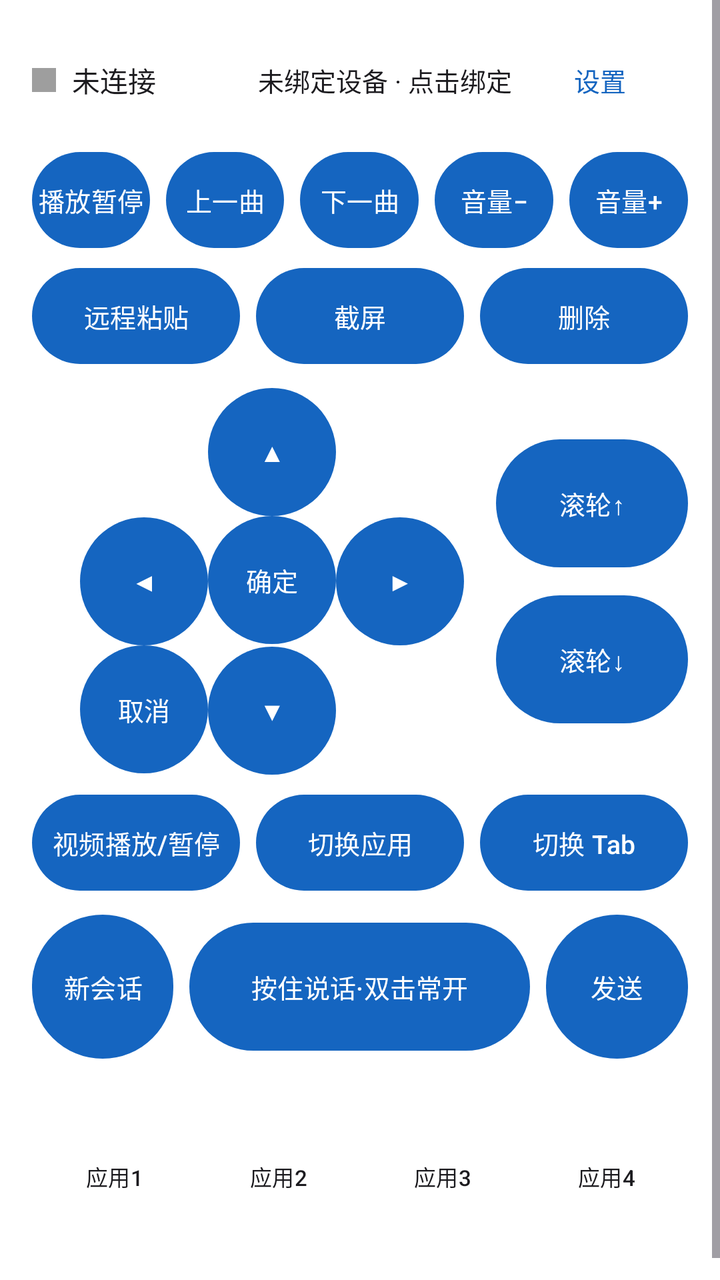
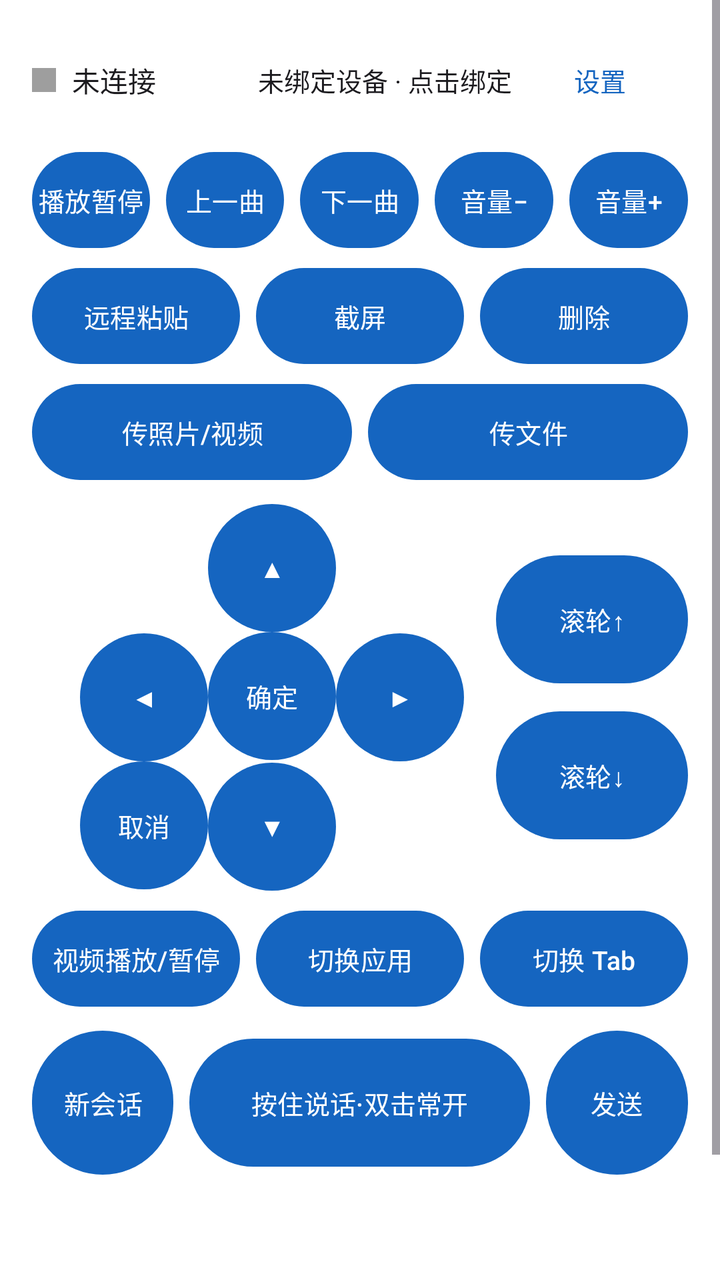

The first picture is an Android layout as it rendered before a commit; the second is the same layout after the commit. The layout source and the unified diff follow.
<!-- AndroidManifest.xml: application theme Theme.RemoteMic -->
<!-- res/layout/activity_main.xml -->
<?xml version="1.0" encoding="utf-8"?>
<ScrollView xmlns:android="http://schemas.android.com/apk/res/android"
    android:layout_width="match_parent"
    android:layout_height="match_parent"
    android:fillViewport="true">

    <LinearLayout
        android:layout_width="match_parent"
        android:layout_height="wrap_content"
        android:orientation="vertical"
        android:padding="16dp">

        
        <LinearLayout
            android:layout_width="match_parent"
            android:layout_height="wrap_content"
            android:orientation="horizontal"
            android:gravity="center_vertical">

            <View
                android:id="@+id/statusDot"
                android:layout_width="12dp"
                android:layout_height="12dp"
                android:background="#9E9E9E" />

            <TextView
                android:id="@+id/statusText"
                android:layout_width="wrap_content"
                android:layout_height="wrap_content"
                android:layout_marginStart="8dp"
                android:text="未连接" />

            <TextView
                android:id="@+id/tvDevice"
                android:layout_width="0dp"
                android:layout_height="wrap_content"
                android:layout_marginStart="12dp"
                android:layout_weight="1"
                android:background="?attr/selectableItemBackground"
                android:gravity="end"
                android:paddingVertical="6dp"
                android:text="未绑定设备 · 点击绑定"
                android:textSize="13sp" />

            <com.google.android.material.button.MaterialButton
                android:id="@+id/btnSettings"
                style="@style/Widget.Material3.Button.TextButton"
                android:layout_width="wrap_content"
                android:layout_height="wrap_content"
                android:text="设置"
                android:textSize="13sp" />
        </LinearLayout>

        
        <LinearLayout
            android:layout_width="match_parent"
            android:layout_height="wrap_content"
            android:layout_marginTop="12dp"
            android:orientation="horizontal">

            <com.google.android.material.button.MaterialButton
                android:id="@+id/btnPlayPause"
                style="@style/Widget.RemoteMic.Key"
                android:layout_width="0dp"
                android:layout_height="48dp"
                android:layout_weight="1"
                android:text="播放暂停" />

            <com.google.android.material.button.MaterialButton
                android:id="@+id/btnPrev"
                style="@style/Widget.RemoteMic.Key"
                android:layout_width="0dp"
                android:layout_height="48dp"
                android:layout_weight="1"
                android:layout_marginStart="8dp"
                android:text="上一曲" />

            <com.google.android.material.button.MaterialButton
                android:id="@+id/btnNext"
                style="@style/Widget.RemoteMic.Key"
                android:layout_width="0dp"
                android:layout_height="48dp"
                android:layout_weight="1"
                android:layout_marginStart="8dp"
                android:text="下一曲" />

            <com.google.android.material.button.MaterialButton
                android:id="@+id/btnVolDown"
                style="@style/Widget.RemoteMic.Key"
                android:layout_width="0dp"
                android:layout_height="48dp"
                android:layout_weight="1"
                android:layout_marginStart="8dp"
                android:text="音量−" />

            <com.google.android.material.button.MaterialButton
                android:id="@+id/btnVolUp"
                style="@style/Widget.RemoteMic.Key"
                android:layout_width="0dp"
                android:layout_height="48dp"
                android:layout_weight="1"
                android:layout_marginStart="8dp"
                android:text="音量+" />
        </LinearLayout>

        
        <LinearLayout
            android:layout_width="match_parent"
            android:layout_height="wrap_content"
            android:layout_marginTop="10dp"
            android:orientation="horizontal">

            <com.google.android.material.button.MaterialButton
                android:id="@+id/btnPaste"
                style="@style/Widget.RemoteMic.Key"
                android:layout_width="0dp"
                android:layout_height="48dp"
                android:layout_weight="1"
                android:text="远程粘贴" />

            <com.google.android.material.button.MaterialButton
                android:id="@+id/btnScreenshot"
                style="@style/Widget.RemoteMic.Key"
                android:layout_width="0dp"
                android:layout_height="48dp"
                android:layout_weight="1"
                android:layout_marginStart="8dp"
                android:text="截屏" />

            <com.google.android.material.button.MaterialButton
                android:id="@+id/btnDelete"
                style="@style/Widget.RemoteMic.Key"
                android:layout_width="0dp"
                android:layout_height="48dp"
                android:layout_weight="1"
                android:layout_marginStart="8dp"
                android:text="删除" />
        </LinearLayout>

        
        <LinearLayout
            android:layout_width="match_parent"
            android:layout_height="wrap_content"
            android:layout_marginTop="12dp"
            android:orientation="horizontal"
            android:gravity="center_vertical">

            <GridLayout
                android:layout_width="wrap_content"
                android:layout_height="wrap_content"
                android:layout_marginStart="24dp"
                android:columnCount="3"
                android:rowCount="3"
                android:horizontalGap="10dp"
                android:verticalGap="10dp">

                <View android:layout_width="64dp" android:layout_height="64dp" />

                <com.google.android.material.button.MaterialButton
                    android:id="@+id/btnUp"
                    style="@style/Widget.RemoteMic.Round"
                    android:layout_width="64dp"
                    android:layout_height="64dp"
                    android:text="▲" />

                <View android:layout_width="64dp" android:layout_height="64dp" />

                <com.google.android.material.button.MaterialButton
                    android:id="@+id/btnLeft"
                    style="@style/Widget.RemoteMic.Round"
                    android:layout_width="64dp"
                    android:layout_height="64dp"
                    android:text="◀" />

                <com.google.android.material.button.MaterialButton
                    android:id="@+id/btnOk"
                    style="@style/Widget.RemoteMic.Round"
                    android:layout_width="64dp"
                    android:layout_height="64dp"
                    android:text="确定" />

                <com.google.android.material.button.MaterialButton
                    android:id="@+id/btnRight"
                    style="@style/Widget.RemoteMic.Round"
                    android:layout_width="64dp"
                    android:layout_height="64dp"
                    android:text="▶" />

                <com.google.android.material.button.MaterialButton
                    android:id="@+id/btnCancel"
                    style="@style/Widget.RemoteMic.Round"
                    android:layout_width="64dp"
                    android:layout_height="64dp"
                    android:text="取消" />

                <com.google.android.material.button.MaterialButton
                    android:id="@+id/btnDown"
                    style="@style/Widget.RemoteMic.Round"
                    android:layout_width="64dp"
                    android:layout_height="64dp"
                    android:text="▼" />

                <View android:layout_width="64dp" android:layout_height="64dp" />
            </GridLayout>

            <LinearLayout
                android:layout_width="0dp"
                android:layout_height="wrap_content"
                android:layout_weight="1"
                android:orientation="vertical"
                android:gravity="end">

                <com.google.android.material.button.MaterialButton
                    android:id="@+id/btnScrollPrev"
                    style="@style/Widget.RemoteMic.Key"
                    android:layout_width="96dp"
                    android:layout_height="64dp"
                    android:text="滚轮↑" />

                <com.google.android.material.button.MaterialButton
                    android:id="@+id/btnScrollNext"
                    style="@style/Widget.RemoteMic.Key"
                    android:layout_width="96dp"
                    android:layout_height="64dp"
                    android:layout_marginTop="14dp"
                    android:text="滚轮↓" />
            </LinearLayout>
        </LinearLayout>

        <LinearLayout
            android:layout_width="match_parent"
            android:layout_height="wrap_content"
            android:layout_marginTop="10dp"
            android:orientation="horizontal">

            <com.google.android.material.button.MaterialButton
                android:id="@+id/btnVideoPlayPause"
                style="@style/Widget.RemoteMic.Key"
                android:layout_width="0dp"
                android:layout_height="48dp"
                android:layout_weight="1"
                android:text="视频播放/暂停" />

            <com.google.android.material.button.MaterialButton
                android:id="@+id/btnSwitcher"
                style="@style/Widget.RemoteMic.Key"
                android:layout_width="0dp"
                android:layout_height="48dp"
                android:layout_weight="1"
                android:layout_marginStart="8dp"
                android:text="切换应用" />

            <com.google.android.material.button.MaterialButton
                android:id="@+id/btnTabSwitch"
                style="@style/Widget.RemoteMic.Key"
                android:layout_width="0dp"
                android:layout_height="48dp"
                android:layout_weight="1"
                android:layout_marginStart="8dp"
                android:text="切换 Tab" />
        </LinearLayout>

        
        <LinearLayout
            android:layout_width="match_parent"
            android:layout_height="wrap_content"
            android:layout_marginTop="12dp"
            android:orientation="horizontal"
            android:gravity="center_vertical">

            <com.google.android.material.button.MaterialButton
                android:id="@+id/btnNewChat"
                style="@style/Widget.RemoteMic.Key"
                android:layout_width="0dp"
                android:layout_height="72dp"
                android:layout_weight="1"
                android:text="新会话" />

            <com.google.android.material.button.MaterialButton
                android:id="@+id/btnVoice"
                android:layout_width="0dp"
                android:layout_height="72dp"
                android:layout_weight="2.4"
                android:layout_marginStart="8dp"
                android:text="按住说话·双击常开"
                android:textSize="13sp" />

            <com.google.android.material.button.MaterialButton
                android:id="@+id/btnSend"
                style="@style/Widget.RemoteMic.Key"
                android:layout_width="0dp"
                android:layout_height="72dp"
                android:layout_weight="1"
                android:layout_marginStart="8dp"
                android:text="发送" />
        </LinearLayout>

        
        <GridLayout
            android:layout_width="match_parent"
            android:layout_height="wrap_content"
            android:layout_marginTop="10dp"
            android:columnCount="4"
            android:horizontalGap="8dp"
            android:verticalGap="8dp">

            <com.google.android.material.button.MaterialButton
                android:id="@+id/appBtn1"
                style="@style/Widget.RemoteMic.AppIcon"
                android:layout_width="0dp"
                android:layout_height="96dp"
                android:layout_columnWeight="1"
                android:text="应用1" />

            <com.google.android.material.button.MaterialButton
                android:id="@+id/appBtn2"
                style="@style/Widget.RemoteMic.AppIcon"
                android:layout_width="0dp"
                android:layout_height="96dp"
                android:layout_columnWeight="1"
                android:text="应用2" />

            <com.google.android.material.button.MaterialButton
                android:id="@+id/appBtn3"
                style="@style/Widget.RemoteMic.AppIcon"
                android:layout_width="0dp"
                android:layout_height="96dp"
                android:layout_columnWeight="1"
                android:text="应用3" />

            <com.google.android.material.button.MaterialButton
                android:id="@+id/appBtn4"
                style="@style/Widget.RemoteMic.AppIcon"
                android:layout_width="0dp"
                android:layout_height="96dp"
                android:layout_columnWeight="1"
                android:text="应用4" />
        </GridLayout>
    </LinearLayout>
</ScrollView>
<!-- resources referenced by this layout -->
<resources>
  <style name="Widget.RemoteMic.AppIcon" parent="Widget.Material3.Button.TextButton">
          <item name="android:textSize">11sp</item>
          <item name="android:textColor">@color/on_surface</item>
          <item name="android:insetLeft">0dp</item>
          <item name="android:insetRight">0dp</item>
          <item name="android:insetTop">0dp</item>
          <item name="android:insetBottom">0dp</item>
          <item name="android:paddingLeft">2dp</item>
          <item name="android:paddingRight">2dp</item>
          <item name="android:paddingTop">6dp</item>
          <item name="android:paddingBottom">4dp</item>
          <item name="iconGravity">textTop</item>
          <item name="iconPadding">6dp</item>
          <item name="iconSize">52dp</item>
          <item name="backgroundTint">@android:color/transparent</item>
      </style>
  <style name="Widget.RemoteMic.Key" parent="Widget.Material3.Button">
          <item name="android:textSize">13sp</item>
          <item name="android:minWidth">0dp</item>
          <item name="android:minHeight">0dp</item>
          <item name="android:paddingLeft">2dp</item>
          <item name="android:paddingRight">2dp</item>
          <item name="android:insetLeft">0dp</item>
          <item name="android:insetRight">0dp</item>
          <item name="android:insetTop">0dp</item>
          <item name="android:insetBottom">0dp</item>
      </style>
  <style name="Widget.RemoteMic.Round" parent="Widget.RemoteMic.Key">
          <item name="cornerRadius">32dp</item>
      </style>
  <style name="Theme.RemoteMic" parent="Theme.Material3.DayNight.NoActionBar">
          <item name="colorPrimary">@color/primary</item>
          <item name="colorPrimaryDark">@color/primary_dark</item>
          <item name="android:colorBackground">@color/surface</item>
          <item name="android:textColor">@color/on_surface</item>
      </style>
  <color name="on_surface">#1C1B1F</color>
  <color name="primary">#1565C0</color>
  <color name="primary_dark">#0D47A1</color>
  <color name="surface">#FFFFFF</color>
</resources>

<!-- the commit's change to res/layout/activity_main.xml (unified diff, before → after) -->
@@ -135,6 +135,31 @@
                 android:layout_weight="1"
                 android:layout_marginStart="8dp"
                 android:text="删除" />
+        </LinearLayout>
+
+        
+        <LinearLayout
+            android:layout_width="match_parent"
+            android:layout_height="wrap_content"
+            android:layout_marginTop="10dp"
+            android:orientation="horizontal">
+
+            <com.google.android.material.button.MaterialButton
+                android:id="@+id/btnSendMedia"
+                style="@style/Widget.RemoteMic.Key"
+                android:layout_width="0dp"
+                android:layout_height="48dp"
+                android:layout_weight="1"
+                android:text="传照片/视频" />
+
+            <com.google.android.material.button.MaterialButton
+                android:id="@+id/btnSendFile"
+                style="@style/Widget.RemoteMic.Key"
+                android:layout_width="0dp"
+                android:layout_height="48dp"
+                android:layout_weight="1"
+                android:layout_marginStart="8dp"
+                android:text="传文件" />
         </LinearLayout>
 
         
